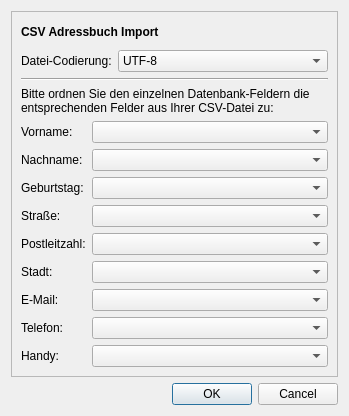
Above: src/gui/csvimportfields/csvimportfields.ui from doitux/qupil before the change. Below: the same form after it.
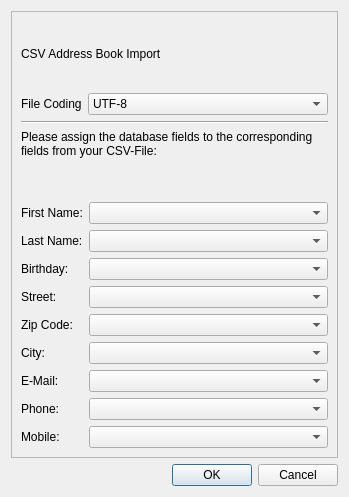
That is the form after the change.

Patch:
```diff
--- a/src/gui/csvimportfields/csvimportfields.ui
+++ b/src/gui/csvimportfields/csvimportfields.ui
@@ -1,12 +1,12 @@
 <ui version="4.0" >
  <class>CsvImportFieldsDialog</class>
- <widget class="QDialog" name="CsvImportFieldsDialog" >
-  <property name="geometry" >
+ <widget class="QDialog" name="CsvImportFieldsDialog">
+  <property name="geometry">
    <rect>
     <x>0</x>
     <y>0</y>
     <width>349</width>
-    <height>416</height>
+    <height>497</height>
    </rect>
   </property>
   <property name="windowTitle" >
@@ -21,24 +21,20 @@
      <property name="frameShadow" >
       <enum>QFrame::Raised</enum>
      </property>
-     <layout class="QGridLayout" name="gridLayout_2" >
-      <item row="0" column="0" >
-       <widget class="QLabel" name="label_11" >
-        <property name="text" >
-         <string>&lt;!DOCTYPE HTML PUBLIC "-//W3C//DTD HTML 4.0//EN" "http://www.w3.org/TR/REC-html40/strict.dtd">
-&lt;html>&lt;head>&lt;meta name="qrichtext" content="1" />&lt;style type="text/css">
-p, li { white-space: pre-wrap; }
-&lt;/style>&lt;/head>&lt;body style="font-weight:400; font-style:normal;">
-&lt;p style=" margin-top:0px; margin-bottom:0px; margin-left:0px; margin-right:0px; -qt-block-indent:0; text-indent:0px;">&lt;span style=" font-weight:600;">CSV Adressbuch Import&lt;/span>&lt;/p>&lt;/body>&lt;/html></string>
+     <layout class="QGridLayout" name="gridLayout_2">
+      <item row="0" column="0">
+       <widget class="QLabel" name="label_11">
+        <property name="text">
+         <string>CSV Address Book Import</string>
         </property>
        </widget>
       </item>
       <item row="1" column="0" >
        <layout class="QHBoxLayout" name="horizontalLayout" >
         <item>
-         <widget class="QLabel" name="label_12" >
-          <property name="text" >
-           <string>Datei-Codierung:</string>
+         <widget class="QLabel" name="label_12">
+          <property name="text">
+           <string>File Coding</string>
           </property>
          </widget>
         </item>
@@ -71,10 +67,10 @@
         </property>
        </widget>
       </item>
-      <item row="3" column="0" >
-       <widget class="QLabel" name="label" >
-        <property name="text" >
-         <string>Bitte ordnen Sie den einzelnen Datenbank-Feldern die entsprechenden Felder aus Ihrer CSV-Datei zu:</string>
+      <item row="3" column="0">
+       <widget class="QLabel" name="label">
+        <property name="text">
+         <string>Please assign the database fields to the corresponding fields from your CSV-File:</string>
         </property>
         <property name="alignment" >
          <set>Qt::AlignLeading|Qt::AlignLeft|Qt::AlignTop</set>
@@ -84,12 +80,12 @@
         </property>
        </widget>
       </item>
-      <item row="4" column="0" >
-       <layout class="QGridLayout" name="gridLayout" >
-        <item row="0" column="0" >
-         <widget class="QLabel" name="label_2" >
-          <property name="text" >
-           <string>Vorname:</string>
+      <item row="4" column="0">
+       <layout class="QGridLayout" name="gridLayout">
+        <item row="0" column="0">
+         <widget class="QLabel" name="label_2">
+          <property name="text">
+           <string>First Name:</string>
           </property>
          </widget>
         </item>
@@ -103,50 +99,50 @@
           </property>
          </widget>
         </item>
-        <item row="1" column="0" >
-         <widget class="QLabel" name="label_3" >
-          <property name="text" >
-           <string>Nachname:</string>
+        <item row="1" column="0">
+         <widget class="QLabel" name="label_3">
+          <property name="text">
+           <string>Last Name:</string>
           </property>
          </widget>
         </item>
         <item row="1" column="1" >
          <widget class="QComboBox" name="comboBox_surname" />
         </item>
-        <item row="2" column="0" >
-         <widget class="QLabel" name="label_4" >
-          <property name="text" >
-           <string>Geburtstag:</string>
+        <item row="2" column="0">
+         <widget class="QLabel" name="label_4">
+          <property name="text">
+           <string>Birthday:</string>
           </property>
          </widget>
         </item>
         <item row="2" column="1" >
          <widget class="QComboBox" name="comboBox_birthday" />
         </item>
-        <item row="3" column="0" >
-         <widget class="QLabel" name="label_5" >
-          <property name="text" >
-           <string>Straße:</string>
+        <item row="3" column="0">
+         <widget class="QLabel" name="label_5">
+          <property name="text">
+           <string>Street:</string>
           </property>
          </widget>
         </item>
         <item row="3" column="1" >
          <widget class="QComboBox" name="comboBox_street" />
         </item>
-        <item row="4" column="0" >
-         <widget class="QLabel" name="label_6" >
-          <property name="text" >
-           <string>Postleitzahl:</string>
+        <item row="4" column="0">
+         <widget class="QLabel" name="label_6">
+          <property name="text">
+           <string>Zip Code:</string>
           </property>
          </widget>
         </item>
         <item row="4" column="1" >
          <widget class="QComboBox" name="comboBox_plz" />
         </item>
-        <item row="5" column="0" >
-         <widget class="QLabel" name="label_7" >
-          <property name="text" >
-           <string>Stadt:</string>
+        <item row="5" column="0">
+         <widget class="QLabel" name="label_7">
+          <property name="text">
+           <string>City:</string>
           </property>
          </widget>
         </item>
@@ -163,20 +159,20 @@
         <item row="6" column="1" >
          <widget class="QComboBox" name="comboBox_email" />
         </item>
-        <item row="7" column="0" >
-         <widget class="QLabel" name="label_8" >
-          <property name="text" >
-           <string>Telefon:</string>
+        <item row="7" column="0">
+         <widget class="QLabel" name="label_8">
+          <property name="text">
+           <string>Phone:</string>
           </property>
          </widget>
         </item>
         <item row="7" column="1" >
          <widget class="QComboBox" name="comboBox_phone" />
         </item>
-        <item row="8" column="0" >
-         <widget class="QLabel" name="label_9" >
-          <property name="text" >
-           <string>Handy:</string>
+        <item row="8" column="0">
+         <widget class="QLabel" name="label_9">
+          <property name="text">
+           <string>Mobile:</string>
           </property>
          </widget>
         </item>
```
Left out of the diff: 103 changed lines with no effect on the pictures.
